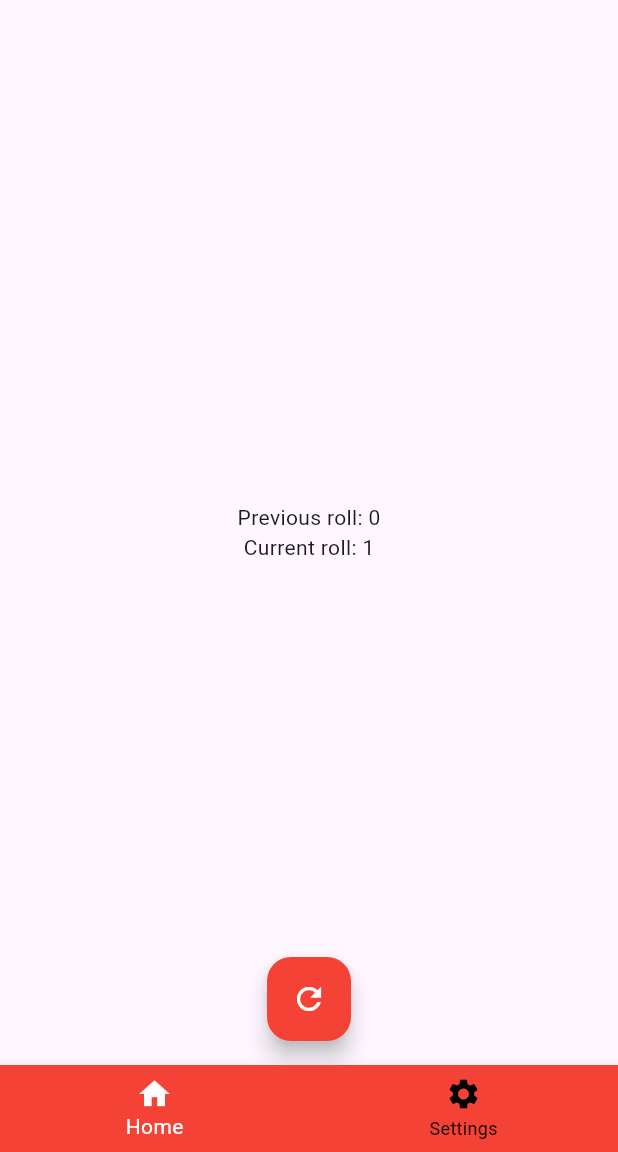
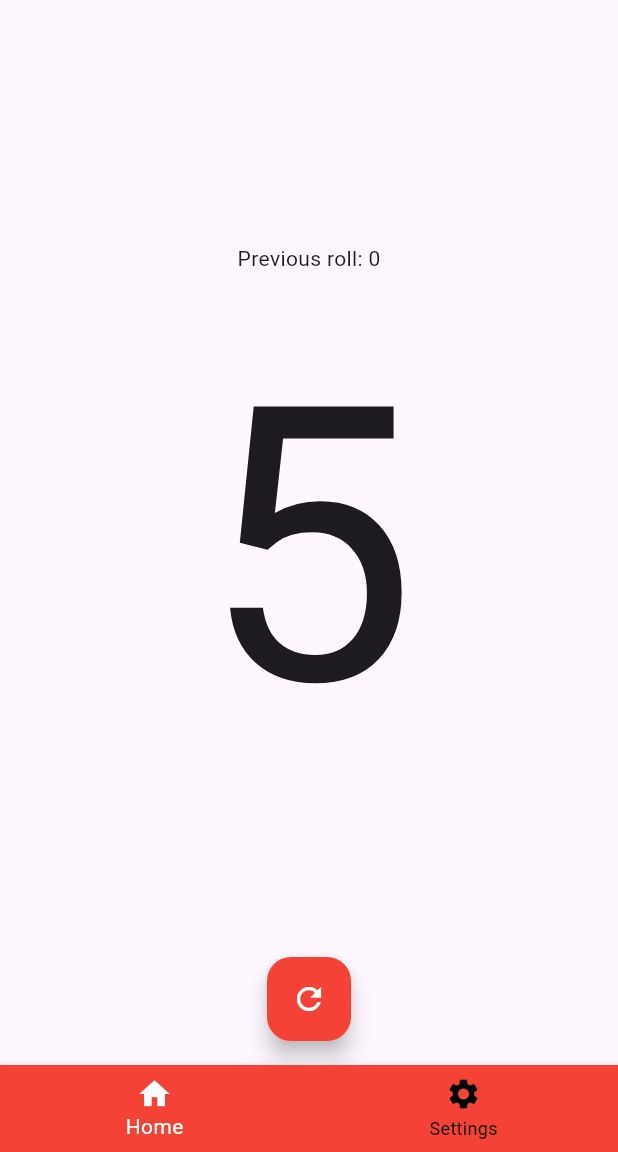
Before and after one commit to USFGDSC/GDiceSC, a Flutter app: the screen it shows after launch, after a tap on the "refresh" icon, on a phone screen of 412 x 824 dp, the part 84-1236 px from its top. Run offline on Flutter 3.47's test engine with Material 3 defaults, Android fonts, the phone set to English and light mode, and no system bars.

Commit message:
Increased font sizes and slight formatting clean up.

```diff
--- a/lib/account.dart
+++ b/lib/account.dart
@@ -22,7 +22,7 @@ class _AccountPageState extends State<AccountPage> {
           String snackBarMessage = selectedIndex == 0 ? "Account changes saved!" : "Account changes discarded";
           ScaffoldMessenger.of(context).showSnackBar(
             SnackBar(
-              content: Text( snackBarMessage ),
+              content: Text(snackBarMessage),
               action: SnackBarAction(
                 label: "Ok",
                 onPressed: () {},
@@ -33,11 +33,11 @@ class _AccountPageState extends State<AccountPage> {
         },
         items: const [
           BottomNavigationBarItem(
-            icon: Icon( Icons.save ),
+            icon: Icon(Icons.save),
             label: "Save",
           ),
           BottomNavigationBarItem(
-            icon: Icon( Icons.delete ),
+            icon: Icon(Icons.delete),
             label: "Discard",
           ),
         ],
--- a/lib/home.dart
+++ b/lib/home.dart
@@ -24,7 +24,7 @@ class _HomePageState extends State<HomePage> {
         mainAxisAlignment: MainAxisAlignment.center,
         children: [
           Center( child: Text( "Previous roll: $_prev" ) ),
-          Center( child: Text( "Current roll: $_curr" ) ),
+          Center( child: Text( "$_curr", style: const TextStyle( fontSize: 256 ) ) ),
         ]
       ),
       floatingActionButton: FloatingActionButton(
--- a/lib/main.dart
+++ b/lib/main.dart
@@ -34,7 +34,7 @@ void main() {
         backgroundColor: Colors.red,
         selectedItemColor: Colors.white,
         unselectedItemColor: Colors.black,
-      )
+      ),
     ),
     title: "GDiceSC",
     home: const GDiceSC(),
@@ -87,11 +87,11 @@ class _GDiceSCState extends State<GDiceSC> {
         },
         items: const [
           BottomNavigationBarItem(
-            icon: Icon( Icons.home ),
+            icon: Icon(Icons.home),
             label: "Home",
           ),
           BottomNavigationBarItem(
-            icon: Icon( Icons.settings ),
+            icon: Icon(Icons.settings),
             label: "Settings",
           ),
         ],
--- a/lib/settings.dart
+++ b/lib/settings.dart
@@ -7,7 +7,7 @@ class SettingsPage extends StatefulWidget {
   State<SettingsPage> createState() => _SettingsPageState();
 }
 
-double sides = 1;
+double sides = 6;
 
 class _SettingsPageState extends State<SettingsPage> {
 
@@ -17,7 +17,7 @@ class _SettingsPageState extends State<SettingsPage> {
       body: Column(
         mainAxisAlignment: MainAxisAlignment.center,
         children: [
-          Text( "Dice sides: ${sides.round()}" ),
+          Text( "Dice sides: ${sides.round()}", style: const TextStyle( fontSize: 32 ) ),
           Slider(
             min: 1,
             max: 20,
```
